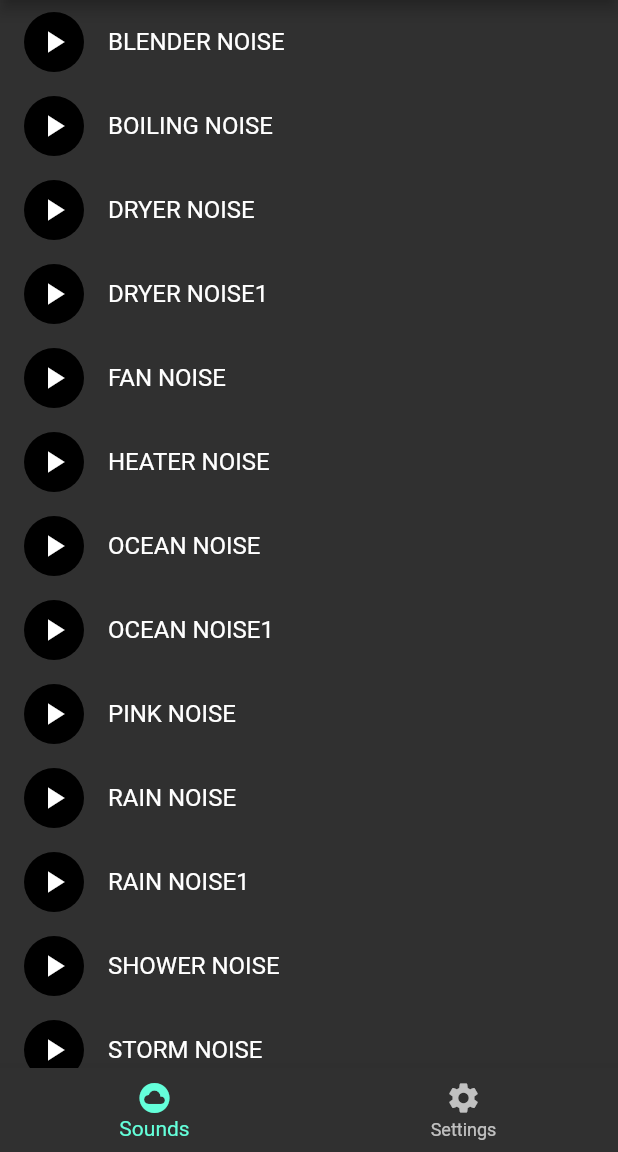
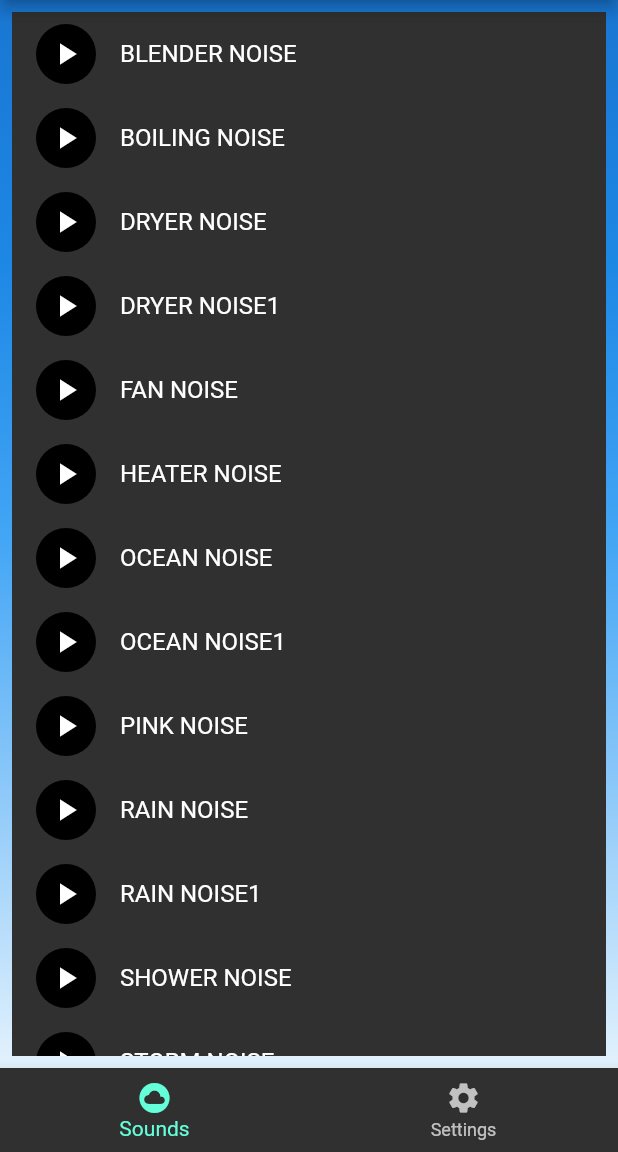
Before and after one commit to pranavkapoorr/baby_sleep_noise, a Flutter app: the screen it shows after launch, on a phone screen of 412 x 824 dp, the part 84-1236 px from its top. Run offline on Flutter 3.47's test engine with Material 2 defaults, Android fonts, the phone set to English and light mode, and no system bars; our stand-ins replace audioplayers.

Commit message:
changed ui

```diff
--- a/lib/utils.dart
+++ b/lib/utils.dart
@@ -1,3 +1,5 @@
+import 'package:flutter/material.dart';
+
 List soundList = [
       "blender_noise.mp3",
       "boiling_noise.mp3",
@@ -21,3 +23,22 @@ List soundList = [
       "white_noise.mp3",
       "white_noise1.mp3"
 ];
+
+var settingsGradient = LinearGradient(
+    begin: Alignment.topLeft,
+    end: Alignment.bottomRight,
+    colors: [Colors.blue,Colors.blue.shade700,Colors.blue.shade500,Colors.blue.shade200,Colors.blue.shade50]
+);
+List<BoxShadow> myShadow = [
+  new BoxShadow(
+      color: Colors.black12,
+      offset: new Offset(2.0, 5.0),
+      blurRadius: 1.0,
+      spreadRadius: 1.0
+  )
+];
+var myGradient = LinearGradient(
+    begin: Alignment.topCenter,
+    end: Alignment.bottomCenter,
+    colors: [Colors.blue.shade700,Colors.blue.shade600,Colors.blue.shade400,Colors.blue.shade200,Colors.blue.shade50]
+);
--- a/lib/views/sleep_noise_home.dart
+++ b/lib/views/sleep_noise_home.dart
@@ -1,7 +1,7 @@
-import 'package:audioplayers/audio_cache.dart';
-import 'package:audioplayers/audioplayers.dart';
-import '../utils.dart';
+import 'package:baby_sleep_noise/utils.dart';
 import 'package:flutter/material.dart';
+import 'package:baby_sleep_noise/views/sleep_sounds.dart';
+import 'package:baby_sleep_noise/views/settings.dart';
 
 class SleepNoiseHomeScreen extends StatefulWidget {
 
@@ -10,41 +10,16 @@ class SleepNoiseHomeScreen extends StatefulWidget {
 }
 
 class _SleepNoiseHomeScreenState extends State<SleepNoiseHomeScreen> {
-  int _currentlyPlaying;
-  AudioCache audio;
-  AudioPlayer player;
-  bool playing = false;
 
-  @override
-  void initState() {
-    audio = new AudioCache(prefix: "sounds/");
-    super.initState();
-  }
+  int _currentIndex = 0;
+  final List<Widget> _children = [
+    new SleepSoundsPage(),
+    new Settings()
+  ];
 
-  playLocal(int index) async{
-    if(!playing) {
-      player = await audio.loop(soundList[index]);
-      setState(() {
-        _currentlyPlaying = index;
-        playing = true;
-      });
 
-    }else{
-      Scaffold.of(context).showSnackBar(new SnackBar(content: Text("stop the current sound first!")));
-    }
-  }
 
-  stopLocal() async{
-    if(playing) {
-      await player.stop();
-      setState(() {
-        _currentlyPlaying = null;
-        playing = false;
-      });
-    }else{
-      Scaffold.of(context).showSnackBar(new SnackBar(content: Text("no sound playing!")));
-    }
-  }
+
 
 
   @override
@@ -54,22 +29,39 @@ class _SleepNoiseHomeScreenState extends State<SleepNoiseHomeScreen> {
       appBar: new AppBar(
         title: new Text("Sleep Noise"),
       ),
-      body: new ListView.builder(
-        itemCount: soundList.length,
-        itemBuilder: (context,index)=>
-        new ListTile(leading: CircleAvatar(child: Icon(_currentlyPlaying==index?Icons.play_circle_outline:Icons.play_arrow),),title: Text(soundList[index].toString().toUpperCase().replaceAll("_"," ").replaceAll(".MP3", "")),onTap: ()=>playLocal(index),),
+      body:  Container(
+    decoration: BoxDecoration(gradient: myGradient),
+    child: new Scaffold(
+    backgroundColor: Colors.transparent,
+
+    body: Padding(
+    padding: const EdgeInsets.all(8.0),
+    child: Container(
+    decoration: BoxDecoration(
+    color: Colors.white,
+    borderRadius: BorderRadius.circular(10.0)
+    ),
+          child: _children[_currentIndex]
       ),
-      floatingActionButton: playing?new FloatingActionButton(mini:true,onPressed: stopLocal,child: Icon(Icons.stop),):null,
-      bottomNavigationBar: new BottomNavigationBar(items: [
-        BottomNavigationBarItem(icon: Icon(Icons.cloud_circle), title: Text("Sounds")),
-        BottomNavigationBarItem(icon: Icon(Icons.settings), title: Text("Settings")),
-      ],
+      )
+    )
+      ),
+      bottomNavigationBar: new BottomNavigationBar(
+        onTap: onTabTapped,
+        currentIndex: _currentIndex,
+          items: [
+            BottomNavigationBarItem(icon: Icon(Icons.cloud_circle), title: Text("Sounds")),
+            BottomNavigationBarItem(icon: Icon(Icons.settings), title: Text("Settings")),
+        ],
       ),
     );
   }
-  @override
-  void dispose() {
-    playing = false;
-    super.dispose();
+
+  void onTabTapped(int index) {
+    setState(() {
+      _currentIndex = index;
+    });
   }
+
+
 }
--- /dev/null
+++ b/lib/views/sleep_sounds.dart
@@ -0,0 +1,65 @@
+import 'package:audioplayers/audio_cache.dart';
+import 'package:audioplayers/audioplayers.dart';
+import '../utils.dart';
+import 'package:flutter/material.dart';
+
+class SleepSoundsPage extends StatefulWidget{
+
+  @override
+  _SleepSoundsPageState createState() => new _SleepSoundsPageState();
+
+}
+
+class _SleepSoundsPageState extends State<SleepSoundsPage>{
+  int _currentlyPlaying;
+  AudioCache audio;
+  AudioPlayer player;
+  bool playing = false;
+
+  @override
+  void initState() {
+    audio = new AudioCache(prefix: "sounds/");
+    super.initState();
+  }
+
+  playLocal(int index) async{
+    if(!playing) {
+      player = await audio.loop(soundList[index]);
+      setState(() {
+        _currentlyPlaying = index;
+        playing = true;
+      });
+
+    }else{
+      Scaffold.of(context).showSnackBar(new SnackBar(content: Text("stop the current sound first!")));
+    }
+  }
+
+  stopLocal() async{
+    if(playing) {
+      await player.stop();
+      setState(() {
+        _currentlyPlaying = null;
+        playing = false;
+      });
+    }else{
+      Scaffold.of(context).showSnackBar(new SnackBar(content: Text("no sound playing!")));
+    }
+  }
+
+  @override
+  Widget build(BuildContext context) => Scaffold(
+    body: new ListView.builder(
+        itemCount: soundList.length,
+        itemBuilder: (context,index)=>
+        new ListTile(leading: CircleAvatar(child: Icon(_currentlyPlaying==index?Icons.play_circle_outline:Icons.play_arrow),),title: Text(soundList[index].toString().toUpperCase().replaceAll("_"," ").replaceAll(".MP3", "")),onTap: ()=>playLocal(index),),
+      ),
+    floatingActionButton: playing?new FloatingActionButton(mini:true,onPressed: stopLocal,child: Icon(Icons.stop),):null,
+  );
+
+  @override
+  void dispose() {
+    playing = false;
+    super.dispose();
+  }
+}
```
Also changed, not shown: lib/views/settings.dart (added, +253 -0 lines).
